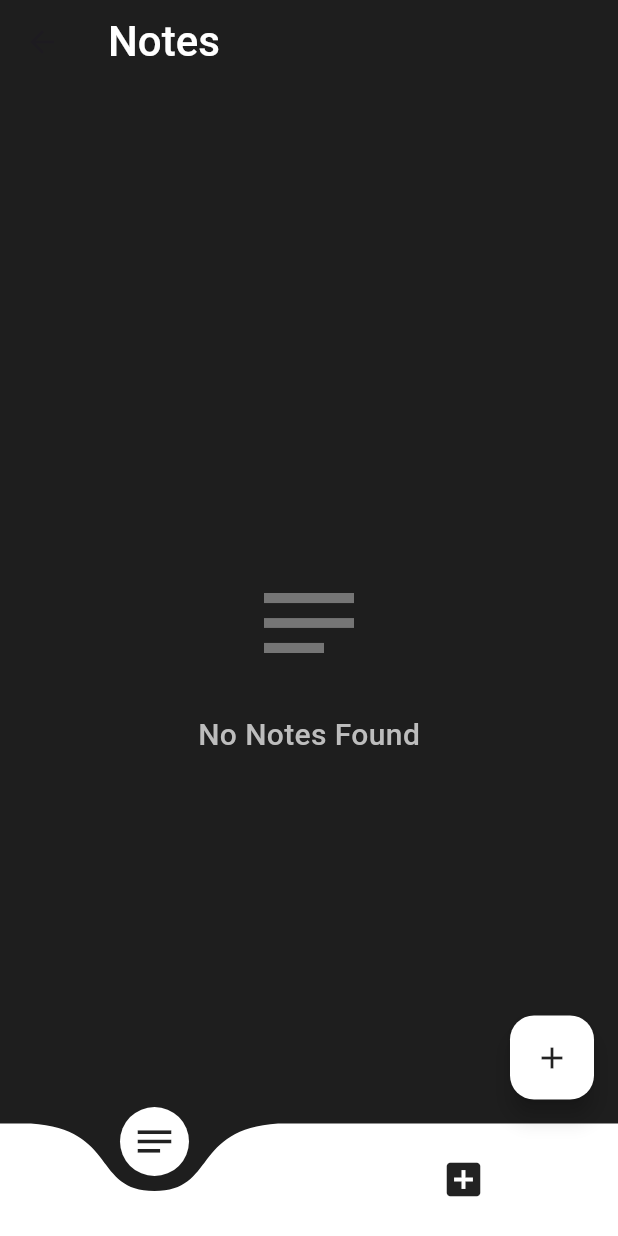
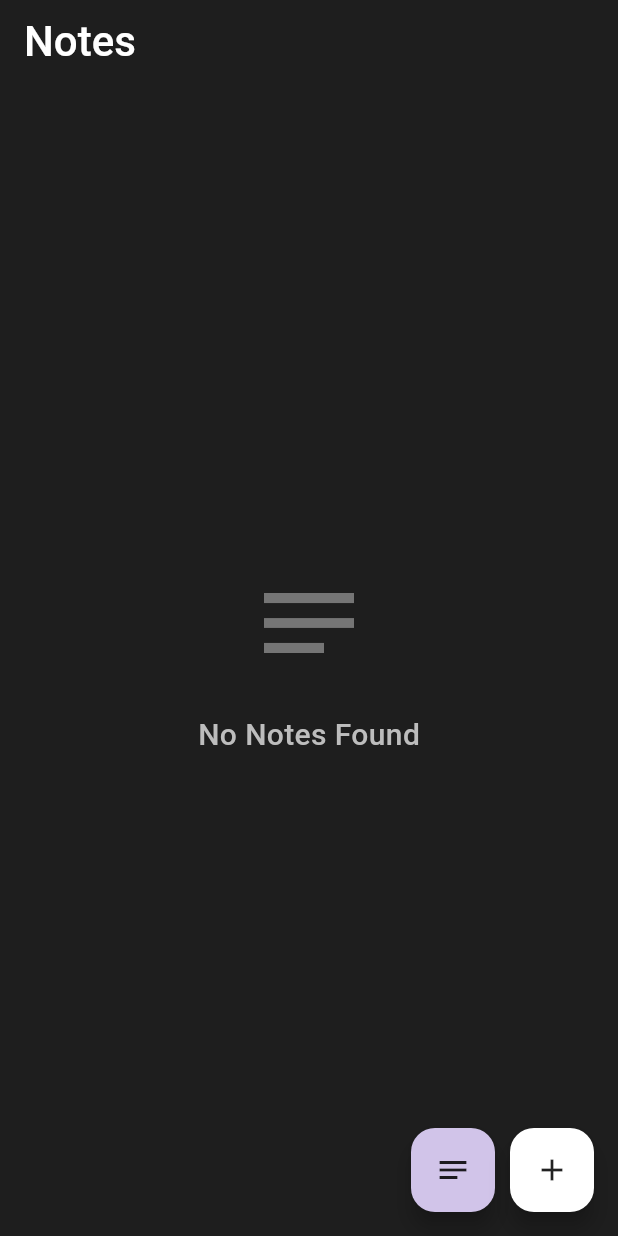
Before and after one commit to ashutosh-7503/Notes_app, a Flutter app: the NotesScreen screen opened directly, on a phone screen of 412 x 824 dp. Run offline on Flutter 3.47's test engine with Material 3 defaults, Android fonts, the phone set to English and light mode, and no system bars; drawn by our look-alikes of curved_navigation_bar; our stand-ins replace flutter_slidable, hive_flutter, sqflite; accounts and stored records are empty.

Commit message:
combined notes app with todo list

```diff
--- a/lib/screens/notes_screen.dart
+++ b/lib/screens/notes_screen.dart
@@ -1,6 +1,6 @@
 import 'dart:developer';
 
-import 'package:curved_navigation_bar/curved_navigation_bar.dart';
+// import 'package:curved_navigation_bar/curved_navigation_bar.dart';
 import 'package:flutter/material.dart';
 import 'package:notes_app/database/notes_database.dart';
 import 'package:notes_app/screens/note_card.dart';
@@ -120,6 +120,7 @@ class _NotesScreenState extends State<NotesScreen> {
       extendBody: true,
       appBar: AppBar(
         backgroundColor: Colors.transparent,
+        iconTheme: IconThemeData(color: Colors.white),
         elevation: 0,
         title: const Text(
           'Notes',
@@ -131,12 +132,23 @@ class _NotesScreenState extends State<NotesScreen> {
         ),
       ),
 
-      floatingActionButton: FloatingActionButton(
-        onPressed: () {
-          showNoteDialog();
-        },
-        backgroundColor: Colors.white,
-        child: const Icon(Icons.add, color: Colors.black87),
+      floatingActionButton: Row(
+        mainAxisAlignment: MainAxisAlignment.end,
+        children: [
+          FloatingActionButton(
+            onPressed: () => Navigator.pushNamed(context, '/todolist_screen'),
+            backgroundColor: Colors.deepPurple[100],
+            child: const Icon(Icons.notes, color: Colors.black87),
+          ),
+          const SizedBox(width: 10),
+          FloatingActionButton(
+            onPressed: () {
+              showNoteDialog();
+            },
+            backgroundColor: Colors.white,
+            child: const Icon(Icons.add, color: Colors.black87),
+          ),
+        ],
       ),
 
       body:
@@ -194,11 +206,6 @@ class _NotesScreenState extends State<NotesScreen> {
                   },
                 ),
               ),
-      bottomNavigationBar: CurvedNavigationBar(
-        items: items,
-        backgroundColor: Colors.transparent,
-        index: index,
-      ),
     );
   }
 }
```
Also changed, not shown: lib/main.dart (+8 -2 lines), lib/screens/todolist_screen.dart (+8 -7 lines), pubspec.yaml (+7 -0 lines), assets/notes_app.png (added), pubspec.lock, 29 other files.
